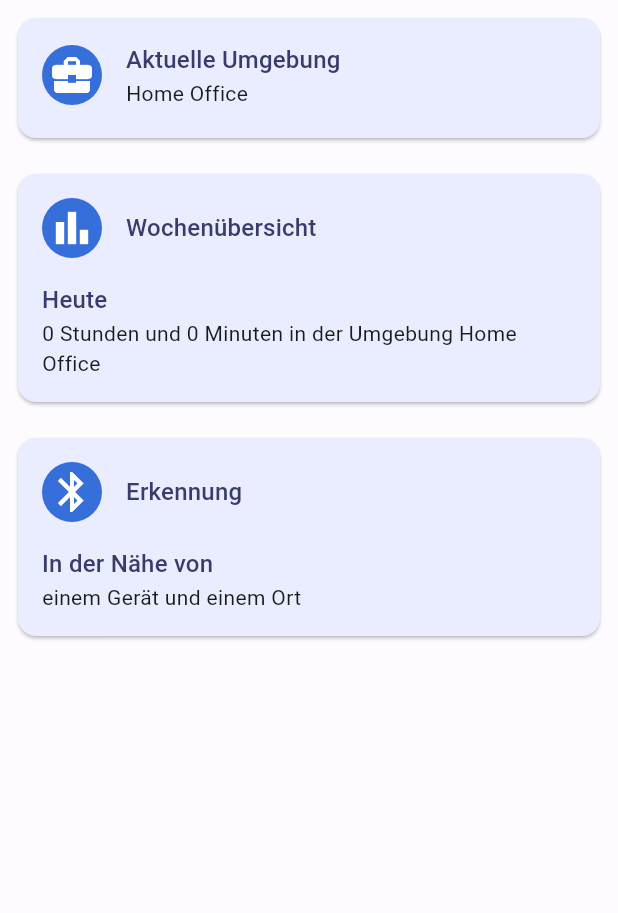
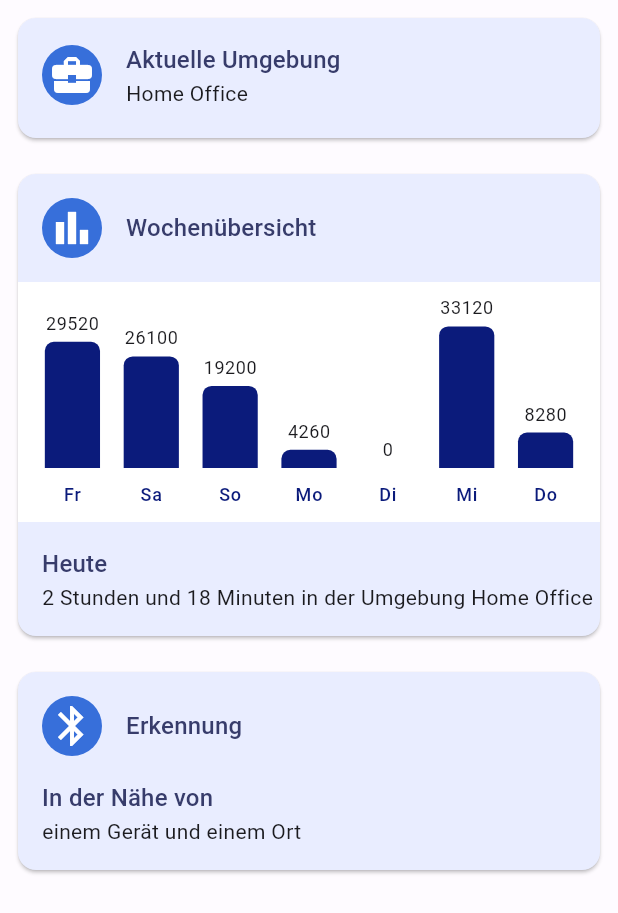
Before and after one commit to tosoikea/beaconscious, a Flutter app: the screen it shows after launch, on a phone screen of 412 x 824 dp. Shown: the top 913 px of the screen. Run offline on Flutter 3.47's test engine with Material 2 defaults, Android fonts, the phone set to English and light mode, and no system bars; our stand-ins replace equatable, flutter_bloc, syncfusion_flutter_charts; generated files the repository leaves out were written again; Roboto replaces fonts that are missing (Oxygen).

Commit message:
[+] Added Weekly overview

```diff
--- a/beaconscious/lib/blocs/analysis/analysis_cubit.dart
+++ b/beaconscious/lib/blocs/analysis/analysis_cubit.dart
@@ -32,7 +32,7 @@ class AnalysisCubit extends Cubit<AnalysisState> {
 
     // 1. This week : Last 7 Days (incl. today)
     var currentWeek = <String, List<LogbookEntry>>{};
-    final start = DateTime.now().subtract(const Duration(days: 6));
+    final start = DateTime.now().subtract(const Duration(days: 7));
 
     for (var entry in stored.entries) {
       var environmentId = entry.key;
--- a/beaconscious/lib/l10n/app_de.arb
+++ b/beaconscious/lib/l10n/app_de.arb
@@ -2,6 +2,20 @@
   "and": "und",
   "day": "Tag",
   "week": "Woche",
+  "monday": "Montag",
+  "tuesday": "Dienstag",
+  "wednesday": "Mittwoch",
+  "thursday": "Donnerstag",
+  "friday": "Freitag",
+  "saturday": "Samstag",
+  "sunday": "Sonntag",
+  "monday_short": "Mo",
+  "tuesday_short": "Di",
+  "wednesday_short": "Mi",
+  "thursday_short": "Do",
+  "friday_short": "Fr",
+  "saturday_short": "Sa",
+  "sunday_short": "So",
   "month": "Monat",
   "environment_card_title" : "Aktuelle Umgebung",
   "detection_card_title" : "Erkennung",
--- a/beaconscious/lib/repositories/logbook/dummy_logbook_repository.dart
+++ b/beaconscious/lib/repositories/logbook/dummy_logbook_repository.dart
@@ -5,66 +5,59 @@ class DummyLogbookRepository extends LogbookRepository {
   final Map<String, List<LogbookEntry>> _entries;
 
   DummyLogbookRepository() : _entries = <String, List<LogbookEntry>>{} {
+    var days = [
+      Date.fromDateTime(DateTime.now().subtract(Duration(days: 6))),
+      Date.fromDateTime(DateTime.now().subtract(Duration(days: 5))),
+      Date.fromDateTime(DateTime.now().subtract(Duration(days: 4))),
+      Date.fromDateTime(DateTime.now().subtract(Duration(days: 3))),
+      Date.fromDateTime(DateTime.now().subtract(Duration(days: 2))),
+      Date.fromDateTime(DateTime.now().subtract(Duration(days: 1))),
+      Date.fromDateTime(DateTime.now())
+    ];
+
     _entries["Home Office"] = [
-      const LogbookEntry(
+      LogbookEntry(
           environmentId: "Home Office",
-          date: Date(year: 2022, month: 6, day: 23),
+          date: days[0],
           seconds: 8 * 60 * 60 + 12 * 60),
-      const LogbookEntry(
+      LogbookEntry(
           environmentId: "Home Office",
-          date: Date(year: 2022, month: 6, day: 24),
+          date: days[1],
           seconds: 7 * 60 * 60 + 15 * 60),
-      const LogbookEntry(
+      LogbookEntry(
           environmentId: "Home Office",
-          date: Date(year: 2022, month: 6, day: 25),
+          date: days[2],
           seconds: 5 * 60 * 60 + 20 * 60),
-      const LogbookEntry(
+      LogbookEntry(
           environmentId: "Home Office",
-          date: Date(year: 2022, month: 6, day: 26),
+          date: days[3],
           seconds: 1 * 60 * 60 + 11 * 60),
-      const LogbookEntry(
+      LogbookEntry(environmentId: "Home Office", date: days[4], seconds: 0),
+      LogbookEntry(
           environmentId: "Home Office",
-          date: Date(year: 2022, month: 6, day: 27),
-          seconds: 0),
-      const LogbookEntry(
+          date: days[5],
+          seconds: 9 * 60 * 60 + 12 * 60),
+      LogbookEntry(
           environmentId: "Home Office",
-          date: Date(year: 2022, month: 6, day: 28),
-          seconds: 9 * 60 * 60 + 12 * 60),
-      const LogbookEntry(
-          environmentId: "Home Office",
-          date: Date(year: 2022, month: 6, day: 29),
+          date: days[6],
           seconds: 2 * 60 * 60 + 18 * 60),
     ];
 
     _entries["Schlafen"] = [
-      const LogbookEntry(
-          environmentId: "Schlafen",
-          date: Date(year: 2022, month: 6, day: 23),
-          seconds: 8 * 60 * 60),
-      const LogbookEntry(
-          environmentId: "Schlafen",
-          date: Date(year: 2022, month: 6, day: 24),
-          seconds: 8 * 60 * 60),
-      const LogbookEntry(
-          environmentId: "Schlafen",
-          date: Date(year: 2022, month: 6, day: 25),
-          seconds: 8 * 60 * 60),
-      const LogbookEntry(
-          environmentId: "Schlafen",
-          date: Date(year: 2022, month: 6, day: 26),
-          seconds: 8 * 60 * 60),
-      const LogbookEntry(
-          environmentId: "Schlafen",
-          date: Date(year: 2022, month: 6, day: 27),
-          seconds: 8 * 60 * 60),
-      const LogbookEntry(
-          environmentId: "Schlafen",
-          date: Date(year: 2022, month: 6, day: 28),
-          seconds: 8 * 60 * 60),
-      const LogbookEntry(
-          environmentId: "Schlafen",
-          date: Date(year: 2022, month: 6, day: 29),
-          seconds: 8 * 60 * 60),
+      LogbookEntry(
+          environmentId: "Schlafen", date: days[0], seconds: 8 * 60 * 60),
+      LogbookEntry(
+          environmentId: "Schlafen", date: days[1], seconds: 8 * 60 * 60),
+      LogbookEntry(
+          environmentId: "Schlafen", date: days[2], seconds: 8 * 60 * 60),
+      LogbookEntry(
+          environmentId: "Schlafen", date: days[3], seconds: 8 * 60 * 60),
+      LogbookEntry(
+          environmentId: "Schlafen", date: days[4], seconds: 8 * 60 * 60),
+      LogbookEntry(
+          environmentId: "Schlafen", date: days[5], seconds: 8 * 60 * 60),
+      LogbookEntry(
+          environmentId: "Schlafen", date: days[6], seconds: 8 * 60 * 60),
     ];
   }
 
--- /dev/null
+++ b/beaconscious/lib/utils/custom_date_utils.dart
@@ -0,0 +1,50 @@
+import 'package:flutter/cupertino.dart';
+import 'package:flutter_gen/gen_l10n/app_localizations.dart';
+
+class CustomDateUtils {
+  static String getWeekDayName(BuildContext context, DateTime dateTime) {
+    var weekday = dateTime.weekday;
+
+    switch (weekday) {
+      case 1:
+        return AppLocalizations.of(context)!.monday;
+      case 2:
+        return AppLocalizations.of(context)!.tuesday;
+      case 3:
+        return AppLocalizations.of(context)!.wednesday;
+      case 4:
+        return AppLocalizations.of(context)!.thursday;
+      case 5:
+        return AppLocalizations.of(context)!.friday;
+      case 6:
+        return AppLocalizations.of(context)!.saturday;
+      case 7:
+        return AppLocalizations.of(context)!.sunday;
+      default:
+        throw ArgumentError("$weekday is an unknown weekday.");
+    }
+  }
+
+  static String getWeekDayShortName(BuildContext context, DateTime dateTime) {
+    var weekday = dateTime.weekday;
+
+    switch (weekday) {
+      case 1:
+        return AppLocalizations.of(context)!.monday_short;
+      case 2:
+        return AppLocalizations.of(context)!.tuesday_short;
+      case 3:
+        return AppLocalizations.of(context)!.wednesday_short;
+      case 4:
+        return AppLocalizations.of(context)!.thursday_short;
+      case 5:
+        return AppLocalizations.of(context)!.friday_short;
+      case 6:
+        return AppLocalizations.of(context)!.saturday_short;
+      case 7:
+        return AppLocalizations.of(context)!.sunday_short;
+      default:
+        throw ArgumentError("$weekday is an unknown weekday.");
+    }
+  }
+}
--- a/beaconscious/lib/widgets/cards/custom_card.dart
+++ b/beaconscious/lib/widgets/cards/custom_card.dart
@@ -41,7 +41,7 @@ class CustomCard extends StatelessWidget {
           child: Container(
               constraints: const BoxConstraints(minHeight: 80),
               child: Padding(
-                padding: const EdgeInsets.all(16.0),
+                padding: const EdgeInsets.symmetric(vertical: 16.0),
                 child: Column(
                   mainAxisSize: MainAxisSize.min,
                   mainAxisAlignment: MainAxisAlignment.start,
@@ -51,7 +51,7 @@ class CustomCard extends StatelessWidget {
                       crossAxisAlignment: CrossAxisAlignment.center,
                       children: [
                         Padding(
-                          padding: const EdgeInsets.only(right: 16.0),
+                          padding: const EdgeInsets.symmetric(horizontal: 16.0),
                           child: CircleAvatar(
                             backgroundColor:
                                 Theme.of(context).colorScheme.primary,
@@ -81,7 +81,7 @@ class CustomCard extends StatelessWidget {
                     ],
                     if (caption != null) ...[
                       Padding(
-                        padding: const EdgeInsets.only(top: 16.0),
+                        padding: const EdgeInsets.only(left: 16.0, top: 16.0),
                         child: caption!,
                       )
                     ]
--- /dev/null
+++ b/beaconscious/lib/widgets/current_analysis_week_widget.dart
@@ -0,0 +1,74 @@
+import 'package:beaconscious/blocs/analysis/analysis.dart';
+import 'package:beaconscious/repositories/environments/models/environment.dart';
+import 'package:beaconscious/repositories/logbook/models/models.dart';
+import 'package:beaconscious/utils/custom_date_utils.dart';
+import 'package:flutter/cupertino.dart';
+import 'package:flutter/material.dart';
+import 'package:flutter_bloc/flutter_bloc.dart';
+import 'package:syncfusion_flutter_charts/charts.dart';
+
+class _CurrentAnalysisWeekDiagramData {
+  final Date date;
+  final int seconds;
+
+  const _CurrentAnalysisWeekDiagramData(
+      {required this.date, required this.seconds});
+}
+
+class CurrentAnalysisWeekWidget extends StatelessWidget {
+  final Environment environment;
+
+  const CurrentAnalysisWeekWidget({super.key, required this.environment});
+
+  @override
+  Widget build(BuildContext context) =>
+      BlocBuilder<AnalysisCubit, AnalysisState>(builder: (context, state) {
+        return SfCartesianChart(
+          plotAreaBorderWidth: 0,
+          primaryXAxis: CategoryAxis(
+              majorGridLines: const MajorGridLines(width: 0),
+              majorTickLines: const MajorTickLines(
+                width: 0,
+              ),
+              axisLine: const AxisLine(width: 0),
+              labelStyle: Theme.of(context).textTheme.labelMedium!.copyWith(
+                  color: Theme.of(context).colorScheme.onSecondaryContainer)),
+          primaryYAxis: NumericAxis(isVisible: false),
+          palette: [Theme.of(context).colorScheme.onSecondaryContainer],
+          series: <CartesianSeries>[
+            ColumnSeries<_CurrentAnalysisWeekDiagramData, String>(
+                dataLabelSettings: DataLabelSettings(
+                    // Renders the data label
+                    isVisible: true,
+                    labelAlignment: ChartDataLabelAlignment.outer,
+                    builder: (dynamic data, dynamic point, dynamic series,
+                        int pointIndex, int seriesIndex) {
+                      var analysis = data as _CurrentAnalysisWeekDiagramData;
+                      var hours =
+                          "${Duration(seconds: analysis.seconds).inHours}h";
+
+                      return Text(
+                        hours,
+                        style: Theme.of(context).textTheme.labelSmall!.copyWith(
+                            color: Theme.of(context)
+                                .colorScheme
+                                .onSecondaryContainer),
+                      );
+                    }),
+                borderRadius: const BorderRadius.only(
+                    topLeft: Radius.circular(6), topRight: Radius.circular(6)),
+                dataSource: (!state.currentWeek.containsKey(environment.name))
+                    ? <_CurrentAnalysisWeekDiagramData>[]
+                    : state.currentWeek[environment.name]!
+                        .map((e) => _CurrentAnalysisWeekDiagramData(
+                            date: e.date, seconds: e.seconds))
+                        .toList(growable: false),
+                xValueMapper: (_CurrentAnalysisWeekDiagramData data, _) =>
+                    CustomDateUtils.getWeekDayShortName(
+                        context, data.date.toDateTime()),
+                yValueMapper: (_CurrentAnalysisWeekDiagramData data, _) =>
+                    data.seconds)
+          ],
+        );
+      });
+}
--- a/beaconscious/lib/widgets/current_analysis_widget.dart
+++ b/beaconscious/lib/widgets/current_analysis_widget.dart
@@ -2,6 +2,7 @@ import 'package:beaconscious/blocs/analysis/analysis.dart';
 import 'package:beaconscious/blocs/environments/environments.dart';
 import 'package:beaconscious/blocs/navigation/navigation.dart';
 import 'package:beaconscious/widgets/cards/card_title.dart';
+import 'package:beaconscious/widgets/current_analysis_week_widget.dart';
 import 'package:flutter/cupertino.dart';
 import 'package:flutter/material.dart';
 import 'package:flutter_bloc/flutter_bloc.dart';
@@ -21,14 +22,17 @@ class CurrentAnalysisWidget extends StatelessWidget {
                 ? aState.currentDay[state.current.name]!.seconds
                 : 0;
 
-            print(aState.currentDay);
-
             int hours = seconds ~/ 3600;
             int minutes = (seconds - (hours * 3600)) ~/ 60;
 
             return CustomCard(
               leading: Icons.bar_chart,
               title: AppLocalizations.of(context)!.analysis_card_title,
+              content: Container(
+                  width: double.infinity,
+                  height: 160,
+                  color: Theme.of(context).colorScheme.onPrimary,
+                  child: CurrentAnalysisWeekWidget(environment: state.current)),
               caption: CardTitle(
                   title:
                       AppLocalizations.of(context)!.analysis_card_caption_title,
```
